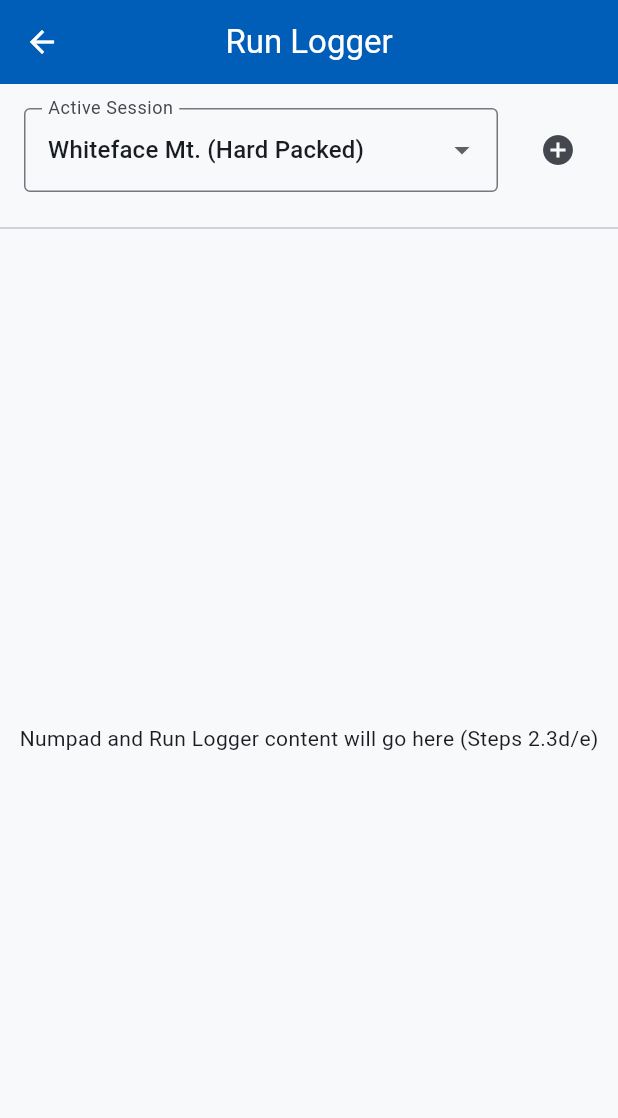
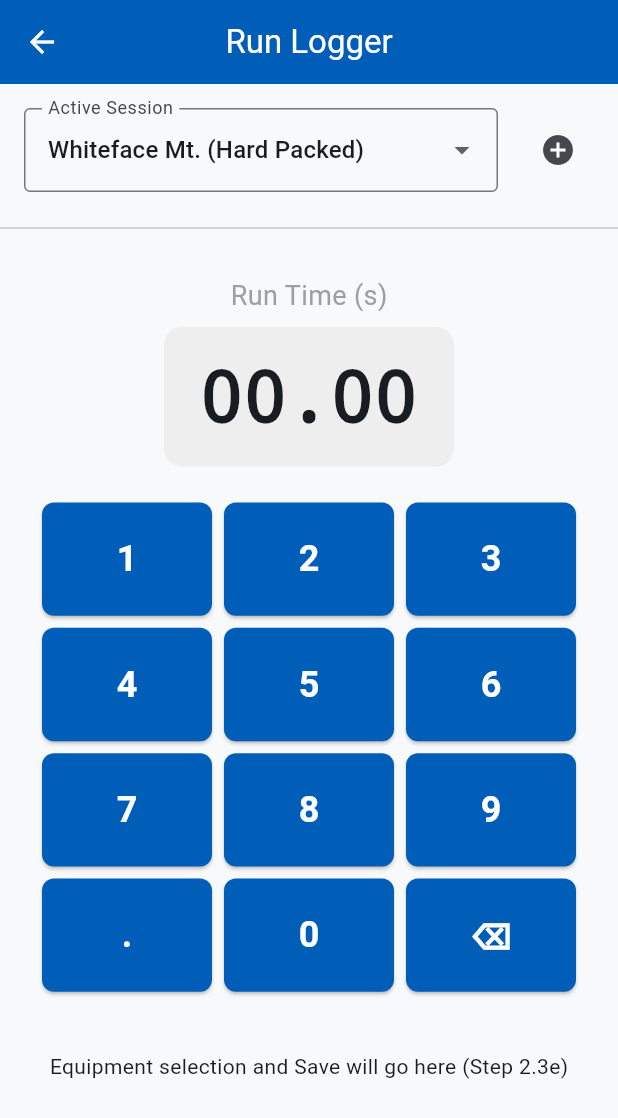
Before and after one commit to jjdavi23/Ski-Analytics-Tracker, a Flutter app: the RunLoggerScreen screen opened directly, on a phone screen of 412 x 824 dp. Shown: the top 1118 px of the screen. Run offline on Flutter 3.47's test engine with Material 3 defaults, Android fonts, the phone set to English and light mode, and no system bars; our stand-ins replace firebase_core, flutter_riverpod; accounts and stored records are empty.

Commit message:
implemented step 2.3d

```diff
--- a/lib/screens/run_logger_screen.dart
+++ b/lib/screens/run_logger_screen.dart
@@ -3,12 +3,42 @@ import 'package:flutter_riverpod/flutter_riverpod.dart';
 import '../models/training_session.dart';
 import '../providers/session_provider.dart';
 import '../providers/active_session_provider.dart';
+import '../widgets/numpad.dart';
 
-class RunLoggerScreen extends ConsumerWidget {
+class RunLoggerScreen extends ConsumerStatefulWidget {
   const RunLoggerScreen({super.key});
 
   @override
-  Widget build(BuildContext context, WidgetRef ref) {
+  ConsumerState<RunLoggerScreen> createState() => _RunLoggerScreenState();
+}
+
+class _RunLoggerScreenState extends ConsumerState<RunLoggerScreen> {
+  String _timeInput = '';
+
+  void _handleKeyPress(String key) {
+    setState(() {
+      if (key == '.' && _timeInput.contains('.')) return;
+      if (_timeInput.contains('.') && _timeInput.split('.')[1].length >= 2) return;
+      _timeInput += key;
+    });
+  }
+
+  void _handleDelete() {
+    setState(() {
+      if (_timeInput.isNotEmpty) {
+        _timeInput = _timeInput.substring(0, _timeInput.length - 1);
+      }
+    });
+  }
+
+  void _handleClear() {
+    setState(() {
+      _timeInput = '';
+    });
+  }
+
+  @override
+  Widget build(BuildContext context) {
     final sessions = ref.watch(sessionProvider);
     final activeSession = ref.watch(activeSessionProvider);
 
@@ -16,7 +46,8 @@ class RunLoggerScreen extends ConsumerWidget {
       appBar: AppBar(
         title: const Text('Run Logger'),
       ),
-      body: Column(
+      body: SingleChildScrollView(
+        child: Column(
           children: [
             // Session Selector
             Padding(
@@ -53,12 +84,54 @@ class RunLoggerScreen extends ConsumerWidget {
               ),
             ),
             const Divider(),
-          const Expanded(
-            child: Center(
-              child: Text('Numpad and Run Logger content will go here (Steps 2.3d/e)'),
+
+            // Time Display
+            Padding(
+              padding: const EdgeInsets.symmetric(vertical: 24.0),
+              child: Column(
+                children: [
+                  const Text(
+                    'Run Time (s)',
+                    style: TextStyle(fontSize: 18, color: Colors.grey),
+                  ),
+                  const SizedBox(height: 8),
+                  Container(
+                    padding: const EdgeInsets.symmetric(horizontal: 24, vertical: 12),
+                    decoration: BoxDecoration(
+                      color: Colors.grey[200],
+                      borderRadius: BorderRadius.circular(12),
+                    ),
+                    child: Text(
+                      _timeInput.isEmpty ? '00.00' : _timeInput,
+                      style: const TextStyle(
+                        fontSize: 48,
+                        fontWeight: FontWeight.bold,
+                        fontFamily: 'Courier', // Monospace for stability
+                      ),
                     ),
                   ),
                 ],
+              ),
+            ),
+
+            // Numpad
+            Padding(
+              padding: const EdgeInsets.symmetric(horizontal: 24.0),
+              child: NumpadWidget(
+                onKeyPressed: _handleKeyPress,
+                onDeletePressed: _handleDelete,
+                onClearPressed: _handleClear,
+              ),
+            ),
+
+            const SizedBox(height: 24),
+
+            const Padding(
+              padding: EdgeInsets.all(16.0),
+              child: Text('Equipment selection and Save will go here (Step 2.3e)'),
+            ),
+          ],
+        ),
       ),
     );
   }
--- /dev/null
+++ b/lib/widgets/numpad.dart
@@ -0,0 +1,70 @@
+import 'package:flutter/material.dart';
+
+class NumpadWidget extends StatelessWidget {
+  final Function(String) onKeyPressed;
+  final VoidCallback onDeletePressed;
+  final VoidCallback onClearPressed;
+
+  const NumpadWidget({
+    super.key,
+    required this.onKeyPressed,
+    required this.onDeletePressed,
+    required this.onClearPressed,
+  });
+
+  @override
+  Widget build(BuildContext context) {
+    return Column(
+      mainAxisSize: MainAxisSize.min,
+      children: [
+        _buildRow(['1', '2', '3']),
+        const SizedBox(height: 8),
+        _buildRow(['4', '5', '6']),
+        const SizedBox(height: 8),
+        _buildRow(['7', '8', '9']),
+        const SizedBox(height: 8),
+        _buildRow(['.', '0', '⌫']),
+      ],
+    );
+  }
+
+  Widget _buildRow(List<String> keys) {
+    return Row(
+      mainAxisAlignment: MainAxisAlignment.spaceEvenly,
+      children: keys.map((key) {
+        return Expanded(
+          child: Padding(
+            padding: const EdgeInsets.symmetric(horizontal: 4),
+            child: _buildKey(key),
+          ),
+        );
+      }).toList(),
+    );
+  }
+
+  Widget _buildKey(String label) {
+    return AspectRatio(
+      aspectRatio: 1.5,
+      child: ElevatedButton(
+        onPressed: () {
+          if (label == '⌫') {
+            onDeletePressed();
+          } else {
+            onKeyPressed(label);
+          }
+        },
+        onLongPress: label == '⌫' ? onClearPressed : null,
+        style: ElevatedButton.styleFrom(
+          padding: EdgeInsets.zero,
+          shape: RoundedRectangleBorder(
+            borderRadius: BorderRadius.circular(8),
+          ),
+        ),
+        child: Text(
+          label,
+          style: const TextStyle(fontSize: 24, fontWeight: FontWeight.bold),
+        ),
+      ),
+    );
+  }
+}
```
Also changed, not shown: 2 other files. Lines whose indentation alone changed are shown as unchanged.
